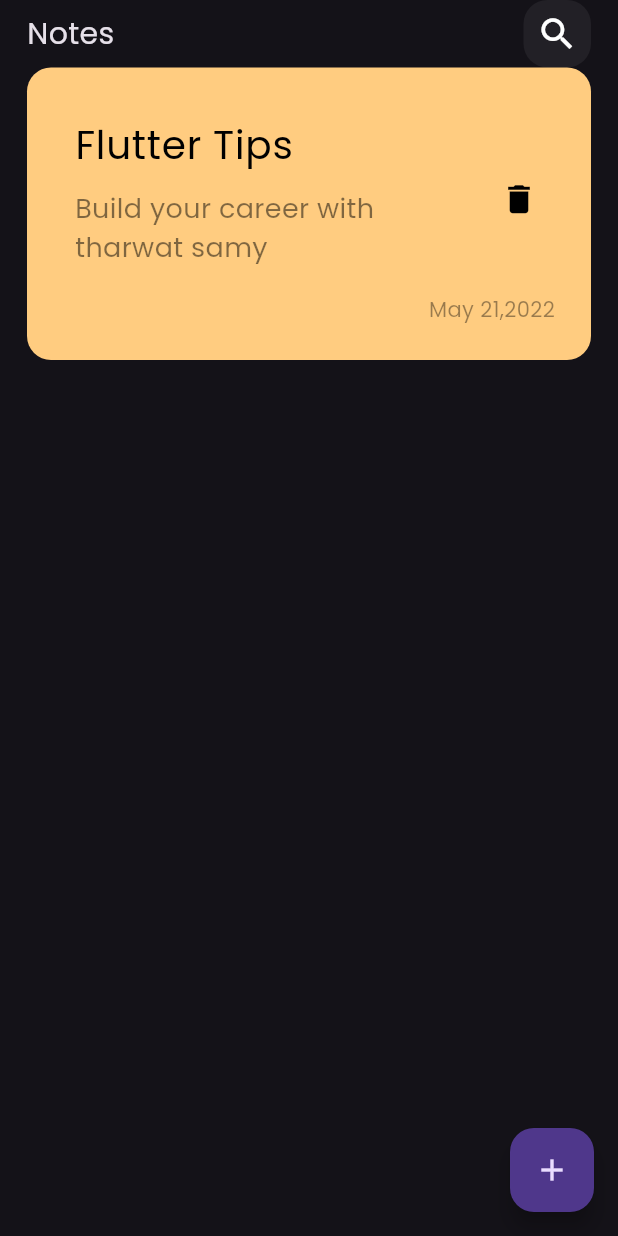
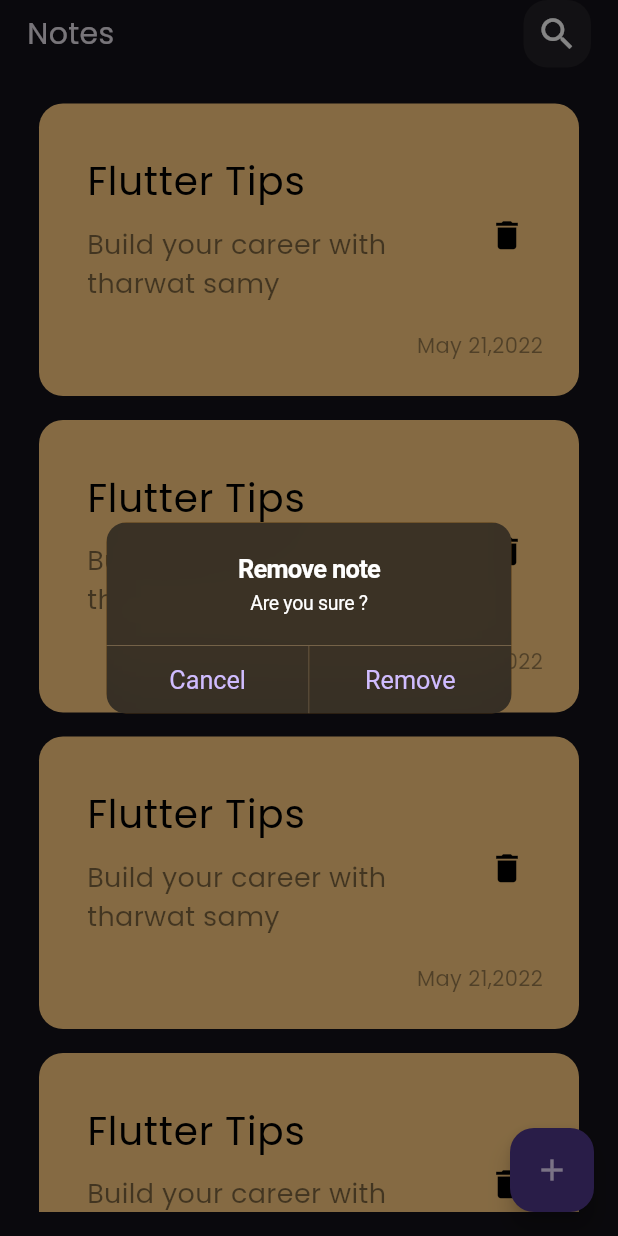
Before and after one commit to Ashraf0Sherif/notes_app, a Flutter app: the screen it shows after launch, after a tap on the "delete" icon, on a phone screen of 412 x 824 dp. Run offline on Flutter 3.47's test engine with Material 3 defaults, Android fonts, the phone set to English and light mode, and no system bars.

Commit message:
Add note bottom sheet remove note alert dialog

```diff
--- a/lib/views/notes_view.dart
+++ b/lib/views/notes_view.dart
@@ -1,5 +1,8 @@
+import 'package:flutter/cupertino.dart';
 import 'package:flutter/material.dart';
 import 'package:notes_app/views/notes_view_body.dart';
+
+import '../widgets/add_note_bottom_sheet.dart';
 
 class NotesView extends StatelessWidget {
   const NotesView({super.key});
@@ -7,8 +10,17 @@ class NotesView extends StatelessWidget {
   @override
   Widget build(BuildContext context) {
     return Scaffold(
-      floatingActionButton: FloatingActionButton(onPressed: () {  },child: Icon(Icons.add),),
-      body: SafeArea(
+      floatingActionButton: FloatingActionButton(
+        onPressed: () {
+          showModalBottomSheet(
+              context: context,
+              builder: (context) {
+                return AddNoteBottomSheet();
+              });
+        },
+        child: const Icon(Icons.add),
+      ),
+      body: const SafeArea(
         child: NotesViewBody(),
       ),
     );
--- a/lib/views/notes_view_body.dart
+++ b/lib/views/notes_view_body.dart
@@ -1,18 +1,18 @@
 import 'package:flutter/material.dart';
 import 'package:notes_app/widgets/custom_app_bar.dart';
+import '../widgets/notes_list_view.dart';
 
-import '../widgets/note_itemt.dart';
 class NotesViewBody extends StatelessWidget {
   const NotesViewBody({super.key});
 
   @override
   Widget build(BuildContext context) {
-    return Padding(
-      padding: const EdgeInsets.symmetric(horizontal: 18),
+    return const Padding(
+      padding: EdgeInsets.symmetric(horizontal: 18),
       child: Column(
         children: [
-          const CustomAppBar(),
-          NoteItem(),
+          CustomAppBar(),
+          Expanded(child: NotesListView()),
         ],
       ),
     );
--- /dev/null
+++ b/lib/widgets/add_note_bottom_sheet.dart
@@ -0,0 +1,9 @@
+import 'package:flutter/material.dart';
+class AddNoteBottomSheet extends StatelessWidget {
+  const AddNoteBottomSheet({super.key});
+
+  @override
+  Widget build(BuildContext context) {
+    return Container();
+  }
+}
--- /dev/null
+++ b/lib/widgets/alert_dialog.dart
@@ -0,0 +1,28 @@
+import 'package:flutter/cupertino.dart';
+import 'package:flutter/material.dart';
+
+class ConfirmDialog extends StatelessWidget {
+  const ConfirmDialog({super.key});
+
+  @override
+  Widget build(BuildContext context) {
+    return CupertinoAlertDialog(
+      title: Text("Remove note"),
+      content: Text("Are you sure ?"),
+      actions: [
+        CupertinoDialogAction(
+          child: Text("Cancel"),
+          onPressed: () {
+            Navigator.pop(context);
+          },
+        ),
+        CupertinoDialogAction(
+          child: Text("Remove"),
+          onPressed: () {
+            Navigator.pop(context);
+          },
+        )
+      ],
+    );
+  }
+}
--- a/lib/widgets/custom_app_bar.dart
+++ b/lib/widgets/custom_app_bar.dart
@@ -1,5 +1,4 @@
 import 'package:flutter/material.dart';
-
 import 'custom_search_icon.dart';
 
 class CustomAppBar extends StatelessWidget {
--- a/lib/widgets/note_itemt.dart
+++ b/lib/widgets/note_item.dart
@@ -1,4 +1,7 @@
+import 'package:flutter/cupertino.dart';
 import 'package:flutter/material.dart';
+
+import 'alert_dialog.dart';
 
 class NoteItem extends StatelessWidget {
   const NoteItem({super.key});
@@ -33,7 +36,14 @@ class NoteItem extends StatelessWidget {
               ),
             ),
             trailing: IconButton(
-              onPressed: () {},
+              onPressed: () {
+                showCupertinoDialog(
+                  context: context,
+                  builder: (context) {
+                    return ConfirmDialog();
+                  },
+                );
+              },
               icon: Icon(
                 Icons.delete,
                 color: Colors.black,
--- /dev/null
+++ b/lib/widgets/notes_list_view.dart
@@ -0,0 +1,22 @@
+import 'package:flutter/material.dart';
+
+import 'note_item.dart';
+class NotesListView extends StatelessWidget {
+  const NotesListView({super.key});
+
+  @override
+  Widget build(BuildContext context) {
+    return Padding(
+      padding: const EdgeInsets.symmetric(vertical: 16.0),
+      child: ListView.builder(
+        padding: EdgeInsets.zero,
+        physics: const BouncingScrollPhysics(),
+        itemCount: 10,
+        itemBuilder: (context, index) => const Padding(
+          padding: EdgeInsets.all(8.0),
+          child: NoteItem(),
+        ),
+      ),
+    );
+  }
+}
```
